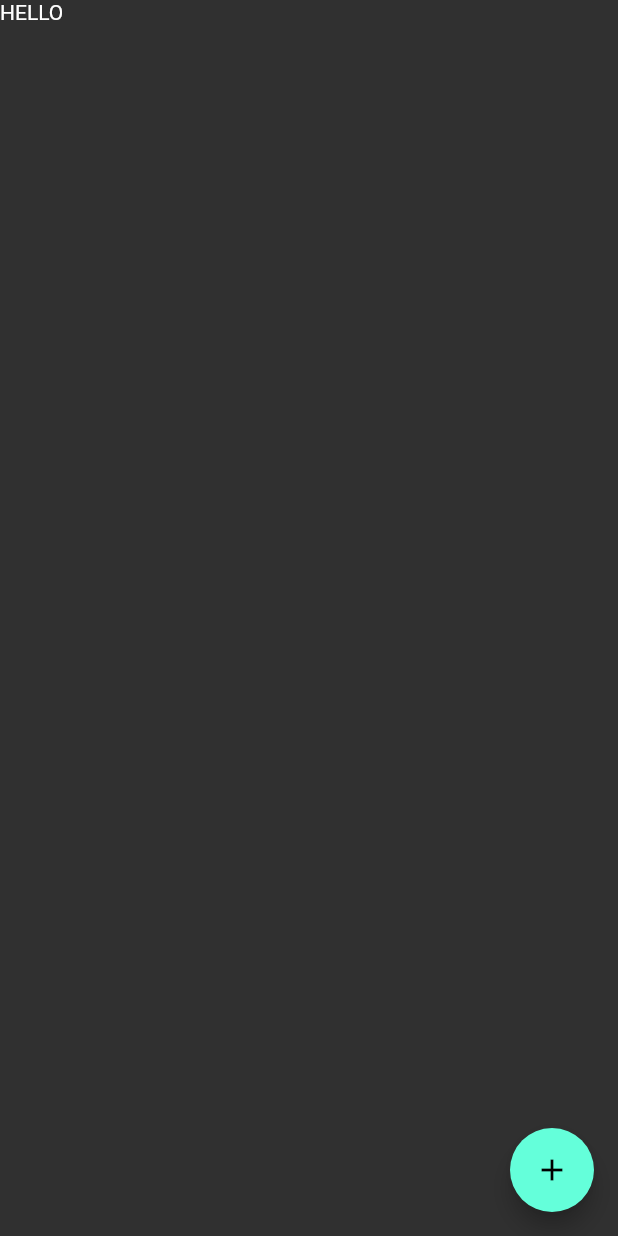
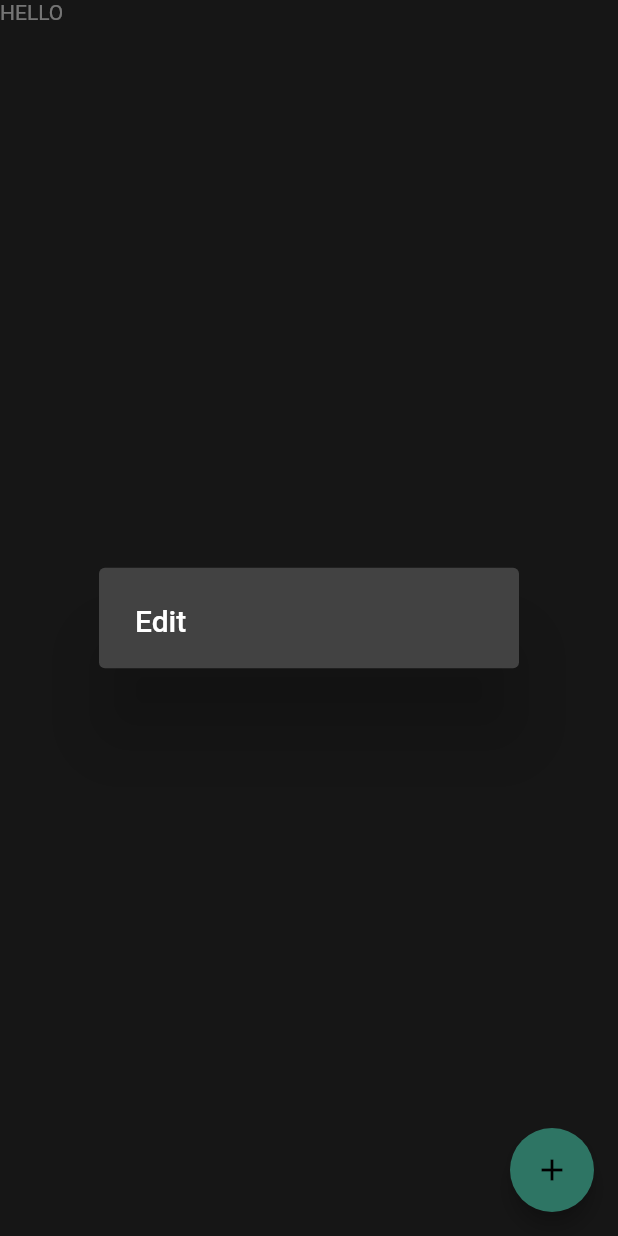
Before and after one commit to Shash0501/Note_App_latest, a Flutter app: the screen it shows after launch, after a tap on the "add" icon, on a phone screen of 412 x 824 dp. Run offline on Flutter 3.47's test engine with Material 2 defaults, Android fonts, the light colour scheme and no system bars; our stand-ins replace hive; accounts and stored records are empty.

Commit message:
Added screens and models

```diff
--- a/lib/main.dart
+++ b/lib/main.dart
@@ -2,29 +2,60 @@ import 'package:flutter/material.dart';
 //import hive
 import 'package:hive/hive.dart';
 //import path_provider as path_provider
+import 'package:path_provider/path_provider.dart' as path_provider;
+import 'package:note_app_latest/widgets/Add_dialog_box.dart';
+import 'package:note_app_latest/screens/Homepage.dart';
 
-
-
-void main() {
+void main() async {
+  WidgetsFlutterBinding.ensureInitialized();
+  final appDocumentDirectory =
+      await path_provider.getApplicationDocumentsDirectory();
+  Hive.init(appDocumentDirectory.path);
   runApp(MaterialApp(
     title: 'Flutter Material',
-    home: MyHomePage(),
+    home: FutureBuilder(
+      future: Hive.openBox("notes"),
+      builder: (BuildContext context, AsyncSnapshot snapshot) {
+        if (snapshot.connectionState == ConnectionState.done) {
+          if (snapshot.hasError)
+            return Text("Error: +${snapshot.error}");
+          else
+            return MyHomePage();
+        } else
+          return CircularProgressIndicator();
+      },
+    ),
     theme: ThemeData(brightness: Brightness.dark),
   ));
 }
 
-class MyHomePage extends StatefulWidget {
-  @override
-  _MyHomePageState createState() => _MyHomePageState();
-}
+// class MyHomePage extends StatefulWidget {
+//   @override
+//   _MyHomePageState createState() => _MyHomePageState();
+// }
 
-class _MyHomePageState extends State<MyHomePage> {
-  @override
-  Widget build(BuildContext context) {
-    return Scaffold(
-      body: Text("HELLO"),
-      floatingActionButton:
-          FloatingActionButton(child: Icon(Icons.add), onPressed: () {}),
-    );
-  }
-}
+// class _MyHomePageState extends State<MyHomePage> {
+//   @override
+//   void dispose() {
+//     // TODO: implement dispose
+//     Hive.box("notes").close();
+//     super.dispose();
+//   }
+
+//   @override
+//   Widget build(BuildContext context) {
+//     return Scaffold(
+//       body: Text("HELLO"),
+//       floatingActionButton: FloatingActionButton(
+//           child: Icon(Icons.add),
+//           onPressed: () async {
+//             print("hello friends");
+//             return showDialog(
+//                 context: context,
+//                 builder: (context) {
+//                   return Dialog_box();
+//                 });
+//           }),
+//     );
+//   }
+// }
--- /dev/null
+++ b/lib/screens/Homepage.dart
@@ -0,0 +1,38 @@
+import 'package:flutter/material.dart';
+//import hive
+import 'package:hive/hive.dart';
+//import path_provider as path_provider
+import 'package:path_provider/path_provider.dart' as path_provider;
+import 'package:note_app_latest/widgets/Add_dialog_box.dart';
+
+class MyHomePage extends StatefulWidget {
+  const MyHomePage({Key? key}) : super(key: key);
+
+  @override
+  _MyHomePageState createState() => _MyHomePageState();
+}
+
+class _MyHomePageState extends State<MyHomePage> {
+  void dispose() {
+    // TODO: implement dispose
+    Hive.box("notes").close();
+    super.dispose();
+  }
+
+  @override
+  Widget build(BuildContext context) {
+    return Scaffold(
+      body: Text("HELLO"),
+      floatingActionButton: FloatingActionButton(
+          child: Icon(Icons.add),
+          onPressed: () async {
+            print("hello friends");
+            return showDialog(
+                context: context,
+                builder: (context) {
+                  return Dialog_box();
+                });
+          }),
+    );
+  }
+}
--- /dev/null
+++ b/lib/widgets/Add_dialog_box.dart
@@ -0,0 +1,20 @@
+import 'package:flutter/material.dart';
+
+class Dialog_box extends StatefulWidget {
+  Dialog_box({Key? key}) : super(key: key);
+
+  @override
+  _Dialog_boxState createState() => _Dialog_boxState();
+}
+
+class _Dialog_boxState extends State<Dialog_box> {
+  @override
+  Widget build(BuildContext context) {
+    return Container(
+      child: AlertDialog(
+        title: Text("Edit"),
+        //  content: Form(child: Bu,),
+      ),
+    );
+  }
+}
```
